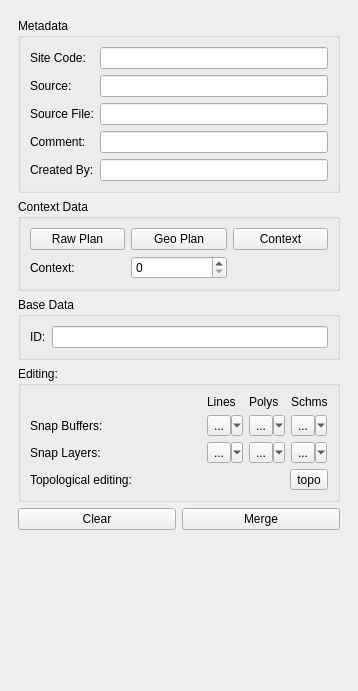
lparchaeology/ArkPlan, file plan/plan_dock_base.ui: the form before one commit.
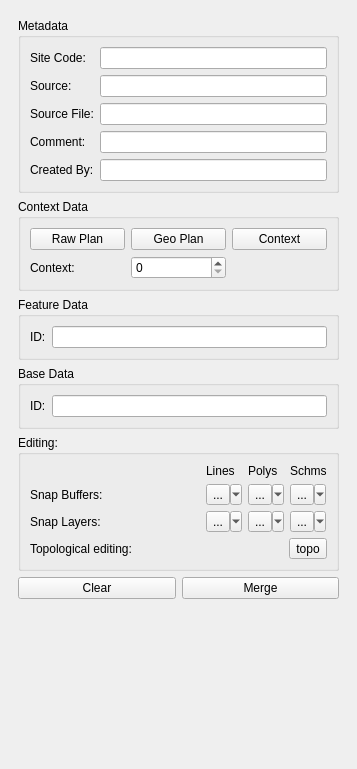
The form after the commit. Custom widgets are drawn as their Qt base class.

Commit message:
Add Feature collection editing to Plan Dock
Includes adding Class/ArkDB module key to table data

Patch:
```diff
--- a/plan/plan_dock_base.ui
+++ b/plan/plan_dock_base.ui
@@ -6,8 +6,8 @@
    <rect>
     <x>0</x>
     <y>0</y>
-    <width>358</width>
-    <height>691</height>
+    <width>357</width>
+    <height>769</height>
    </rect>
   </property>
   <property name="sizePolicy">
@@ -43,8 +43,8 @@
         <rect>
          <x>0</x>
          <y>0</y>
-         <width>334</width>
-         <height>641</height>
+         <width>333</width>
+         <height>719</height>
         </rect>
        </property>
        <layout class="QVBoxLayout" name="verticalLayout">
@@ -190,6 +190,31 @@
           </layout>
          </widget>
         </item>
+        <item>
+         <widget class="QGroupBox" name="m_featureDataGroup">
+          <property name="title">
+           <string>Feature Data</string>
+          </property>
+          <layout class="QGridLayout" name="gridLayout_6">
+           <item row="3" column="1">
+            <widget class="QLineEdit" name="m_featureIdEdit"/>
+           </item>
+           <item row="4" column="0" colspan="2">
+            <layout class="QGridLayout" name="m_featureToolsLayout"/>
+           </item>
+           <item row="3" column="0">
+            <widget class="QLabel" name="m_featureIdLabel">
+             <property name="text">
+              <string>ID:</string>
+             </property>
+             <property name="buddy">
+              <cstring>m_contextNumberSpin</cstring>
+             </property>
+            </widget>
+           </item>
+          </layout>
+         </widget>
+        </item>
         <item>
          <widget class="QGroupBox" name="m_baseDataGroup">
           <property name="title">
```
Left out of the diff: 4 changed lines with no effect on the pictures. The commit also changes 4 other files.
